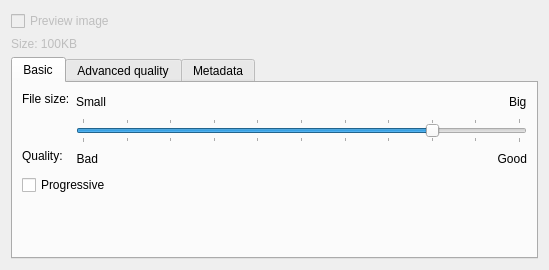
Before: the Qt Designer form krita/plugins/formats/jpeg/kis_wdg_options_jpeg.ui in KDE/krita, drawn with Qt 5.
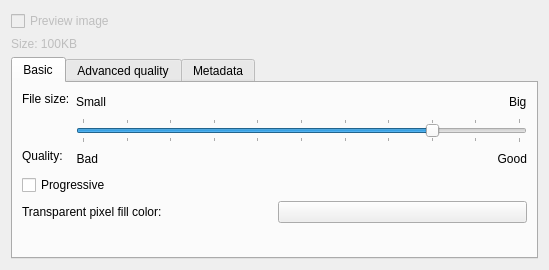
After: the same form once the commit is applied. Custom widgets are drawn as their Qt base class.

Commit message: JPEG: Offer option to chose the color to fill transparent pixels with

What changed in the file:
```diff
--- a/krita/plugins/formats/jpeg/kis_wdg_options_jpeg.ui
+++ b/krita/plugins/formats/jpeg/kis_wdg_options_jpeg.ui
@@ -40,8 +40,8 @@
       <attribute name="title">
        <string>Basic</string>
       </attribute>
-      <layout class="QVBoxLayout">
-       <item>
+      <layout class="QGridLayout" name="gridLayout">
+       <item row="0" column="0">
         <layout class="QGridLayout">
          <item row="0" column="0" rowspan="2">
           <widget class="QLabel" name="textLabel1">
@@ -190,7 +190,25 @@
          </property>
         </widget>
        </item>
-       <item>
+       <item row="2" column="0">
+        <layout class="QHBoxLayout" name="horizontalLayout">
+         <item>
+          <widget class="QLabel" name="label_4">
+           <property name="text">
+            <string>Transparent pixel fill color:</string>
+           </property>
+          </widget>
+         </item>
+         <item>
+          <widget class="KColorButton" name="bnTransparencyFillColor">
+           <property name="toolTip">
+            <string>&lt;html&gt;&lt;head/&gt;&lt;body&gt;&lt;p&gt;Background color to replace transparent pixels with.&lt;/p&gt;&lt;/body&gt;&lt;/html&gt;</string>
+           </property>
+          </widget>
+         </item>
+        </layout>
+       </item>
+       <item row="3" column="0">
         <spacer>
          <property name="orientation">
           <enum>Qt::Vertical</enum>
@@ -382,6 +400,13 @@
    </item>
   </layout>
  </widget>
+ <customwidgets>
+  <customwidget>
+   <class>KColorButton</class>
+   <extends>QPushButton</extends>
+   <header>kcolorbutton.h</header>
+  </customwidget>
+ </customwidgets>
  <resources/>
  <connections/>
 </ui>
```
Left out of the diff: 2 changed lines with no effect on the pictures. The commit also changes 3 other files.
